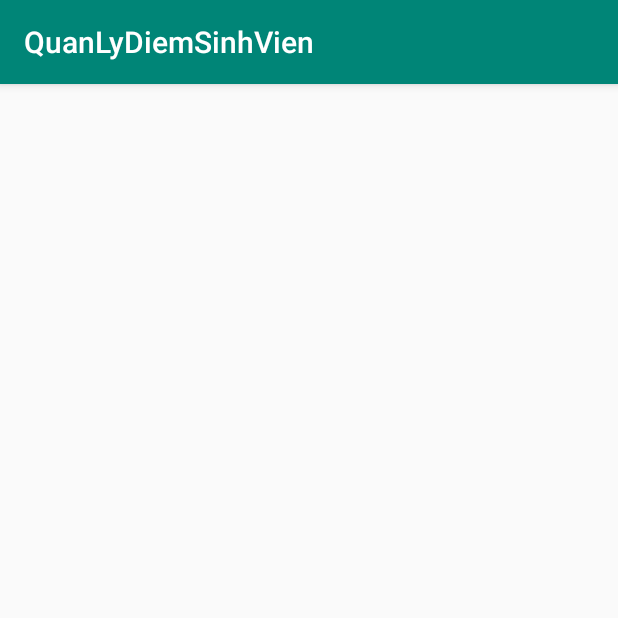
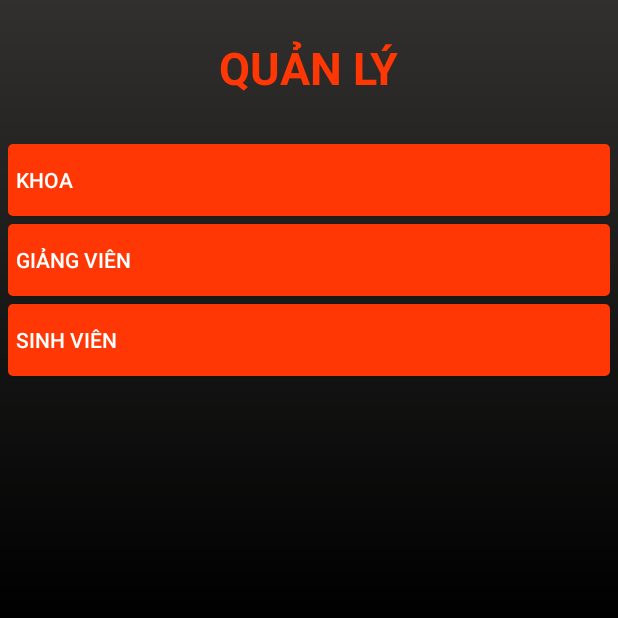
Before and after one commit to lenguyenquocvu/Project_LTDD2_T.Cuong, an Android app: the screen it shows after launch (MainActivity before the commit, QuanLyActivity after it), on a phone screen of 412 x 824 dp, the top half of it. Run offline under Robolectric (Android 15) with nearby library versions, the phone set to English and light mode, and no system bars.

Commit message:
Nguyễn Thị Quỳnh Hương: Hoàn thành giao diện màn hình "Quản Lý" của "Phòng đạo tạo"

```diff
--- a/app/build.gradle
+++ b/app/build.gradle
@@ -27,7 +27,9 @@ dependencies {
     implementation 'com.google.firebase:firebase-analytics:17.2.2'
     implementation 'com.google.firebase:firebase-auth:19.3.1'
     implementation 'com.google.firebase:firebase-database:19.3.1'
+    implementation 'androidx.wear:wear:1.0.0'
     testImplementation 'junit:junit:4.12'
     androidTestImplementation 'androidx.test:runner:1.2.0'
     androidTestImplementation 'androidx.test.espresso:espresso-core:3.2.0'
+    compileOnly 'com.google.android.wearable:wearable:2.5.0'
 }
--- a/app/src/main/AndroidManifest.xml
+++ b/app/src/main/AndroidManifest.xml
@@ -2,8 +2,6 @@
 <manifest xmlns:android="http://schemas.android.com/apk/res/android"
     xmlns:dist="http://schemas.android.com/apk/distribution"
     package="com.example.quanlydiemsinhvien">
-
-    <dist:module dist:instant="true" />
 
     <application
         android:allowBackup="true"
@@ -12,13 +10,34 @@
         android:roundIcon="@mipmap/ic_launcher_round"
         android:supportsRtl="true"
         android:theme="@style/AppTheme">
-        <activity android:name=".MainActivity">
+        <activity android:name=".phongdaotao.QuanLyActivity">
             <intent-filter>
                 <action android:name="android.intent.action.MAIN" />
 
                 <category android:name="android.intent.category.LAUNCHER" />
             </intent-filter>
         </activity>
+        <!--
+               Set to true if your app is Standalone, that is, it does not require the handheld
+               app to run.
+        -->
+        <activity android:name=".MainActivity">
+
+        </activity>
+
+        <meta-data
+            android:name="com.google.android.wearable.standalone"
+            android:value="true" />
+
+        <uses-library
+            android:name="com.google.android.wearable"
+            android:required="false" />
     </application>
 
+<!--    <uses-feature android:name="android.hardware.type.watch" />-->
+
+    <uses-permission android:name="android.permission.WAKE_LOCK" />
+
+    <dist:module dist:instant="true" />
+
 </manifest>
--- /dev/null
+++ b/app/src/main/java/com/example/quanlydiemsinhvien/phongdaotao/QuanLyActivity.java
@@ -0,0 +1,19 @@
+package com.example.quanlydiemsinhvien.phongdaotao;
+
+import androidx.appcompat.app.ActionBar;
+import androidx.appcompat.app.AppCompatActivity;
+
+import android.os.Bundle;
+
+import com.example.quanlydiemsinhvien.R;
+
+public class QuanLyActivity extends AppCompatActivity {
+
+    @Override
+    protected void onCreate(Bundle savedInstanceState) {
+        super.onCreate(savedInstanceState);
+        setContentView(R.layout.quan_ly_layout);
+        ActionBar actionBar = getSupportActionBar();
+        actionBar.hide();
+    }
+}
--- /dev/null
+++ b/app/src/main/res/drawable/background.xml
@@ -0,0 +1,11 @@
+<?xml version="1.0" encoding="utf-8"?>
+<shape
+    xmlns:android="http://schemas.android.com/apk/res/android">
+
+    <gradient
+        android:angle="@integer/gradient_angle_background"
+        android:startColor="@color/start_background_color"
+        android:centerColor="@color/center_background_color"
+        android:endColor="@color/end_background_color">
+    </gradient>
+</shape>
--- /dev/null
+++ b/app/src/main/res/drawable/my_button_bg.xml
@@ -0,0 +1,12 @@
+<?xml version="1.0" encoding="utf-8"?>
+<shape
+    xmlns:android="http://schemas.android.com/apk/res/android">
+    <gradient
+        android:startColor="@color/btnColor"
+        android:centerColor="@color/btnColor"
+        android:endColor="@color/btnColor">
+    </gradient>
+    <corners
+        android:radius="@dimen/button_radius">
+    </corners>
+</shape>
--- /dev/null
+++ b/app/src/main/res/layout/quan_ly_layout.xml
@@ -0,0 +1,53 @@
+<?xml version="1.0" encoding="utf-8"?>
+<LinearLayout
+    xmlns:android="http://schemas.android.com/apk/res/android"
+    xmlns:app="http://schemas.android.com/apk/res-auto"
+    xmlns:tools="http://schemas.android.com/tools"
+    android:layout_width="match_parent"
+    android:layout_height="match_parent"
+    android:orientation="vertical"
+    android:background="@drawable/background"
+    tools:context=".phongdaotao.QuanLyActivity">
+
+    <LinearLayout
+        android:layout_width="match_parent"
+        android:layout_height="0dp"
+        android:gravity="center"
+        android:layout_margin="@dimen/layout_margin"
+        android:layout_weight="1">
+
+        <TextView
+            android:layout_width="wrap_content"
+            android:layout_height="wrap_content"
+            android:text="@string/txtQuanLy"
+            android:textStyle="bold"
+            android:textSize="@dimen/title_text_size"
+            android:textColor="@color/titleColor"
+            android:textAllCaps="true" />
+    </LinearLayout>
+
+    <LinearLayout
+        android:layout_width="match_parent"
+        android:layout_height="0dp"
+        android:layout_weight="9"
+        android:layout_margin="@dimen/layout_margin"
+        android:orientation="vertical">
+
+        <Button
+            android:id="@+id/btnKhoa"
+            style="@style/QuanLyButton"
+            android:text="@string/btnKhoa"/>
+
+        <Button
+            android:id="@+id/btnGiangVien"
+            style="@style/QuanLyButton"
+            android:text="@string/btnGiangVien"/>
+
+        <Button
+            android:id="@+id/btnSinhVien"
+            style="@style/QuanLyButton"
+            android:text="@string/btnSinhVien"/>
+
+    </LinearLayout>
+
+</LinearLayout>
--- /dev/null
+++ b/app/src/main/res/values-round/strings.xml
@@ -0,0 +1,4 @@
+
+<resources xmlns:tools="http://schemas.android.com/tools">
+
+</resources>
--- a/app/src/main/res/values/colors.xml
+++ b/app/src/main/res/values/colors.xml
@@ -3,4 +3,11 @@
     <color name="colorPrimary">#008577</color>
     <color name="colorPrimaryDark">#00574B</color>
     <color name="colorAccent">#D81B60</color>
+    <color name="backgroundColor">#000000</color>
+    <color name="btnColor">#FF3704</color>
+    <color name="titleColor">#FF3704</color>
+    <color name="textColor">#ffffff</color>
+    <color name="start_background_color">#000000</color>
+    <color name="center_background_color">#000000</color>
+    <color name="end_background_color">#31302F</color>
 </resources>
--- /dev/null
+++ b/app/src/main/res/values/dimens.xml
@@ -0,0 +1,21 @@
+<?xml version="1.0" encoding="utf-8"?>
+<resources>
+    <!--
+    Because the window insets on round devices are larger than 15dp, this padding only applies
+    to square screens.
+    -->
+    <dimen name="box_inset_layout_padding">0dp</dimen>
+
+    <!--
+    This padding applies to both square and round screens. The total padding between the buttons
+    and the window insets is box_inset_layout_padding (above variable) on square screens and
+    inner_frame_layout_padding (below variable) on round screens.
+    -->
+    <dimen name="inner_frame_layout_padding">5dp</dimen>
+    <dimen name="layout_margin">5dp</dimen>
+    <dimen name="button_margin_bottom">5dp</dimen>
+    <dimen name="title_text_size">30sp</dimen>
+    <dimen name="button_padding_left">5dp</dimen>
+    <dimen name="button_radius">3dp</dimen>
+    <integer name="gradient_angle_background">90</integer>
+</resources>
--- a/app/src/main/res/values/strings.xml
+++ b/app/src/main/res/values/strings.xml
@@ -1,3 +1,14 @@
 <resources>
     <string name="app_name">QuanLyDiemSinhVien</string>
+    <string name="title_activity_quan_ly">QuanLyActivity</string>
+    <!--
+    This string is used for square devices and overridden by hello_world in
+    values-round/strings.xml for round devices.
+    -->
+    <string name="hello_world">Hello Square World!</string>
+
+    <string name="txtQuanLy">Quản lý</string>
+    <string name="btnKhoa">Khoa</string>
+    <string name="btnGiangVien">Giảng viên</string>
+    <string name="btnSinhVien">Sinh viên</string>
 </resources>
--- a/app/src/main/res/values/styles.xml
+++ b/app/src/main/res/values/styles.xml
@@ -1,4 +1,4 @@
-<resources>
+<resources xmlns:tools="http://schemas.android.com/tools">
 
     <!-- Base application theme. -->
     <style name="AppTheme" parent="Theme.AppCompat.Light.DarkActionBar">
@@ -8,4 +8,14 @@
         <item name="colorAccent">@color/colorAccent</item>
     </style>
 
+    <style name="QuanLyButton">
+        <item name="android:gravity">center_vertical</item>
+        <item name="android:layout_width">match_parent</item>
+        <item name="android:layout_height">wrap_content</item>
+        <item name="android:textColor">@color/textColor</item>
+        <item name="android:background">@drawable/my_button_bg</item>
+        <item name="android:paddingLeft">@dimen/button_padding_left</item>
+        <item name="android:layout_marginBottom">@dimen/button_margin_bottom</item>
+    </style>
+
 </resources>
--- a/build.gradle
+++ b/build.gradle
@@ -7,7 +7,7 @@ buildscript {
 
     }
     dependencies {
-        classpath 'com.android.tools.build:gradle:3.4.2'
+        classpath 'com.android.tools.build:gradle:4.0.1'
         classpath 'com.google.gms:google-services:4.3.3'
 
         // NOTE: Do not place your application dependencies here; they belong
```
Also changed, not shown: gradle/wrapper/gradle-wrapper.properties.
